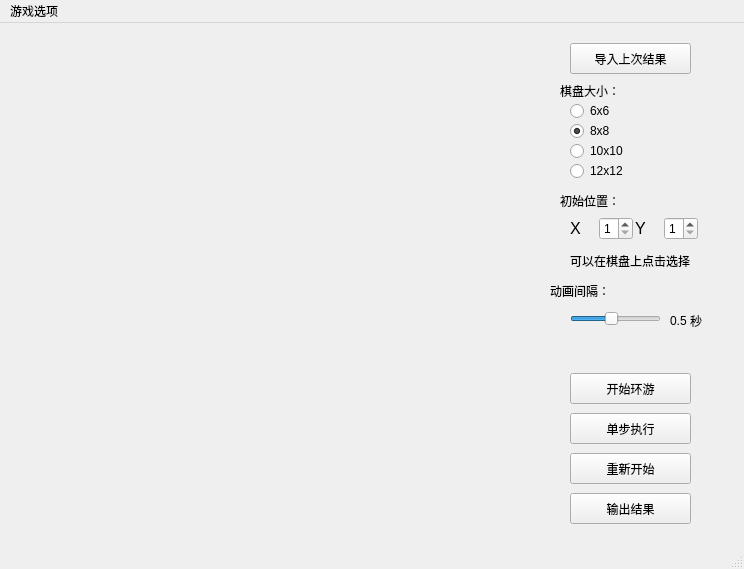
The window that knight.ui (yuanyuanzijin/knight-gui) describes before a commit, drawn with Qt 5.
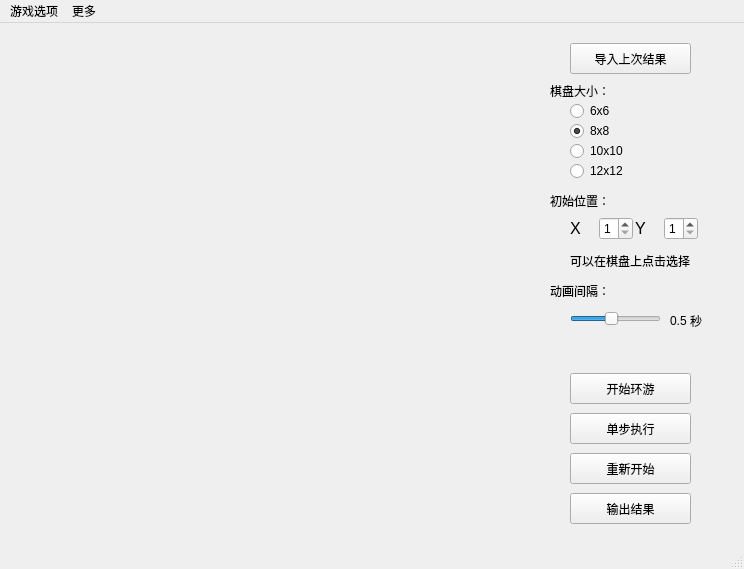
The same window after the commit. Icons and pictures are not drawn.

Commit message: 增加菜单，未完全

```diff
--- a/knight.ui
+++ b/knight.ui
@@ -253,7 +253,7 @@
     </property>
     <property name="geometry">
      <rect>
-      <x>560</x>
+      <x>550</x>
       <y>60</y>
       <width>60</width>
       <height>15</height>
@@ -304,7 +304,7 @@
    <widget class="QLabel" name="label_3">
     <property name="geometry">
      <rect>
-      <x>560</x>
+      <x>550</x>
       <y>170</y>
       <width>71</width>
       <height>16</height>
@@ -409,7 +409,16 @@
     <addaction name="separator"/>
     <addaction name="actionExit"/>
    </widget>
+   <widget class="QMenu" name="menu_2">
+    <property name="title">
+     <string>更多</string>
+    </property>
+    <addaction name="actionHistory"/>
+    <addaction name="actionGetCode"/>
+    <addaction name="actionAboutAuthor"/>
+   </widget>
    <addaction name="menu"/>
+   <addaction name="menu_2"/>
   </widget>
   <widget class="QStatusBar" name="statusbar"/>
   <action name="action6x6">
```
Left out of the diff: 115 changed lines with no effect on the pictures. The commit also changes 1 other file.
